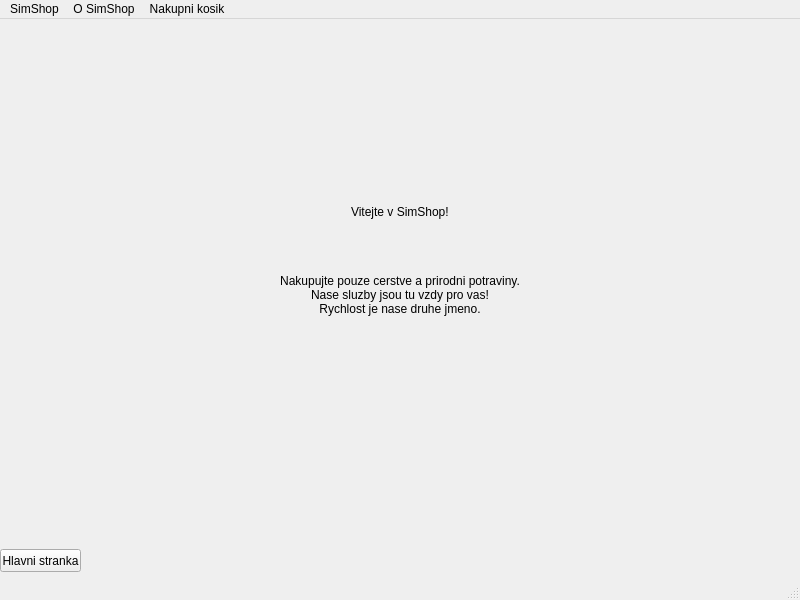
The window that SimShopQT/About.ui (Lumir-Ludvik/SimShopQT) describes before a commit, drawn with Qt 5.
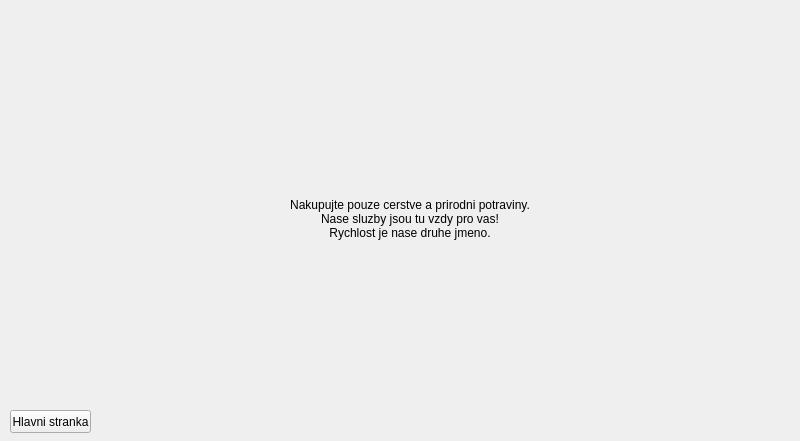
The same window after the commit. Icons and pictures are not drawn.

The edit to the form file:
```diff
--- a/SimShopQT/About.ui
+++ b/SimShopQT/About.ui
@@ -1,29 +1,28 @@
 <?xml version="1.0" encoding="UTF-8"?>
 <ui version="4.0">
- <class>MainWindow</class>
- <widget class="QMainWindow" name="MainWindow">
+ <class>about</class>
+ <widget class="QWidget" name="about">
   <property name="geometry">
    <rect>
     <x>0</x>
     <y>0</y>
     <width>800</width>
-    <height>600</height>
+    <height>441</height>
    </rect>
   </property>
   <property name="windowTitle">
    <string>MainWindow</string>
   </property>
-  <widget class="QWidget" name="centralwidget">
    <widget class="QWidget" name="verticalLayoutWidget">
     <property name="geometry">
      <rect>
-      <x>240</x>
-      <y>70</y>
+     <x>250</x>
+     <y>10</y>
       <width>321</width>
-      <height>328</height>
-     </rect>
-    </property>
-    <layout class="QVBoxLayout" name="aboutLayout">
+     <height>334</height>
+    </rect>
+   </property>
+   <layout class="QVBoxLayout" name="aboutLayout_2">
      <item alignment="Qt::AlignHCenter">
       <widget class="QLabel" name="aboutPicture">
        <property name="text">
@@ -37,8 +36,11 @@
      <item alignment="Qt::AlignHCenter">
       <widget class="QLabel" name="welcomeLabel">
        <property name="text">
-        <string>Vitejte v SimShop!</string>
-       </property>
+       <string/>
+      </property>
+      <property name="pixmap">
+       <pixmap resource="imagesResource.qrc">:/images/images/aboutSmall.png</pixmap>
+      </property>
       </widget>
      </item>
      <item alignment="Qt::AlignHCenter">
@@ -60,11 +62,11 @@
      </item>
     </layout>
    </widget>
-   <widget class="QPushButton" name="mainPageButton">
+  <widget class="QPushButton" name="aboutMainButton">
     <property name="geometry">
      <rect>
-      <x>0</x>
-      <y>530</y>
+     <x>10</x>
+     <y>410</y>
       <width>81</width>
       <height>23</height>
      </rect>
@@ -77,36 +79,8 @@
     </property>
    </widget>
   </widget>
-  <widget class="QMenuBar" name="menubar">
-   <property name="geometry">
-    <rect>
-     <x>0</x>
-     <y>0</y>
-     <width>800</width>
-     <height>21</height>
-    </rect>
-   </property>
-   <widget class="QMenu" name="menuSimShop">
-    <property name="title">
-     <string>SimShop</string>
-    </property>
-   </widget>
-   <widget class="QMenu" name="menuO_SimShop">
-    <property name="title">
-     <string>O SimShop</string>
-    </property>
-   </widget>
-   <widget class="QMenu" name="menuNakupni_kosik">
-    <property name="title">
-     <string>Nakupni kosik</string>
-    </property>
-   </widget>
-   <addaction name="menuSimShop"/>
-   <addaction name="menuO_SimShop"/>
-   <addaction name="menuNakupni_kosik"/>
-  </widget>
-  <widget class="QStatusBar" name="statusbar"/>
- </widget>
- <resources/>
+ <resources>
+  <include location="imagesResource.qrc"/>
+ </resources>
  <connections/>
 </ui>
```
Left out of the diff: 14 changed lines with no effect on the pictures. Lines whose indentation alone changed are shown as unchanged.
